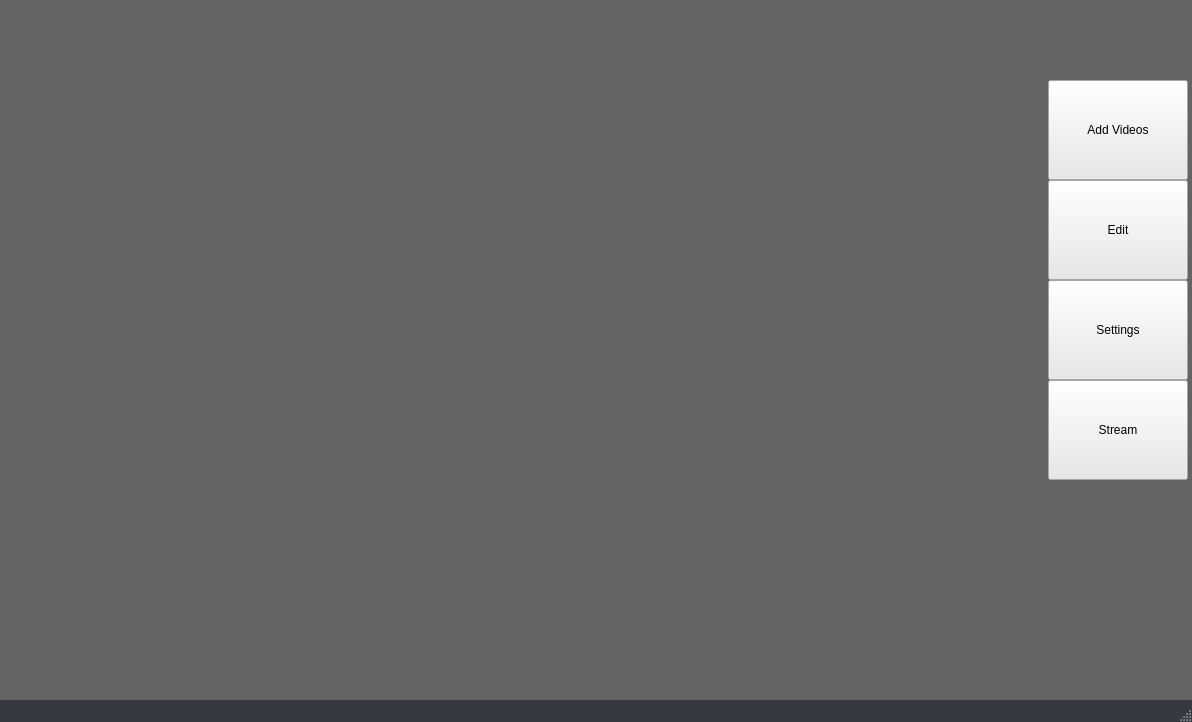
Old version of the form Prototype_2_with_Tomeo/mainwindow.ui in the repository KostasBiris/Video-Editing-Application--Cpp.
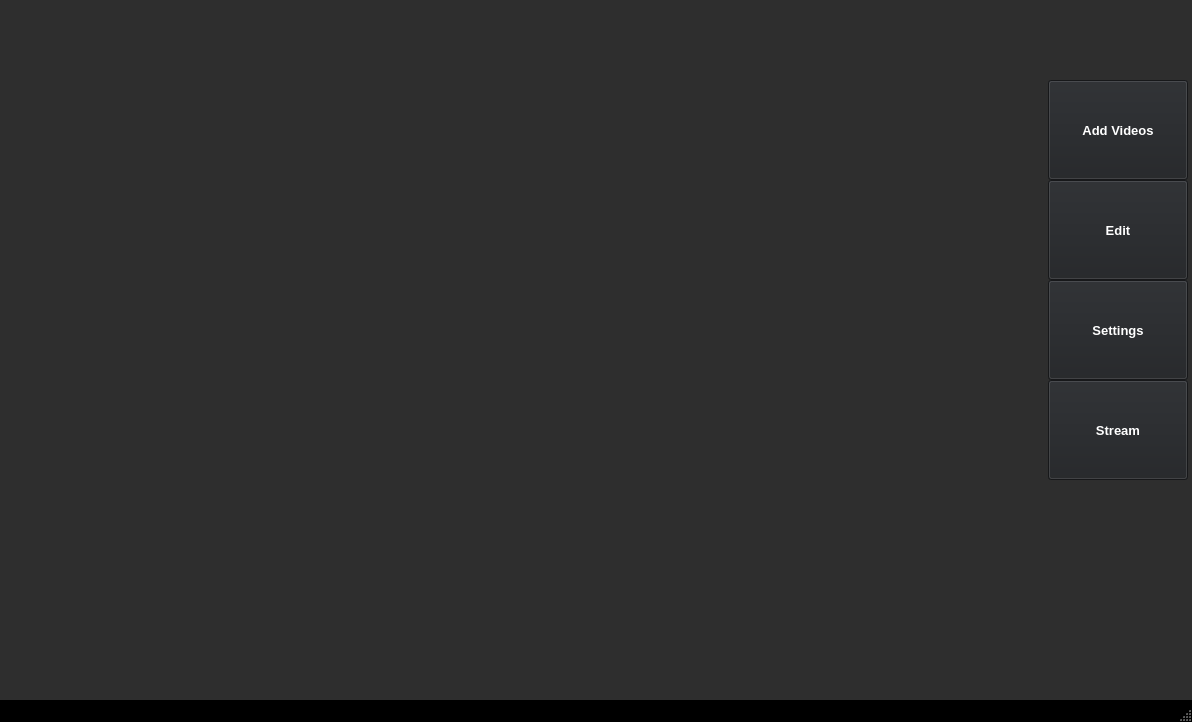
New version of the form. Icons and pictures are not drawn.

The edit to the form file:
```diff
--- a/Prototype_2_with_Tomeo/mainwindow.ui
+++ b/Prototype_2_with_Tomeo/mainwindow.ui
@@ -34,45 +34,45 @@
      <colorrole role="Button">
       <brush brushstyle="SolidPattern">
        <color alpha="255">
-        <red>54</red>
-        <green>57</green>
-        <blue>63</blue>
+        <red>24</red>
+        <green>25</green>
+        <blue>28</blue>
        </color>
       </brush>
      </colorrole>
      <colorrole role="Light">
       <brush brushstyle="SolidPattern">
        <color alpha="255">
-        <red>81</red>
-        <green>85</green>
-        <blue>94</blue>
+        <red>69</red>
+        <green>69</green>
+        <blue>69</blue>
        </color>
       </brush>
      </colorrole>
      <colorrole role="Midlight">
       <brush brushstyle="SolidPattern">
        <color alpha="255">
-        <red>67</red>
-        <green>71</green>
-        <blue>78</blue>
+        <red>57</red>
+        <green>57</green>
+        <blue>57</blue>
        </color>
       </brush>
      </colorrole>
      <colorrole role="Dark">
       <brush brushstyle="SolidPattern">
        <color alpha="255">
-        <red>27</red>
-        <green>28</green>
-        <blue>31</blue>
+        <red>23</red>
+        <green>23</green>
+        <blue>23</blue>
        </color>
       </brush>
      </colorrole>
      <colorrole role="Mid">
       <brush brushstyle="SolidPattern">
        <color alpha="255">
-        <red>36</red>
-        <green>38</green>
-        <blue>42</blue>
+        <red>31</red>
+        <green>31</green>
+        <blue>31</blue>
        </color>
       </brush>
      </colorrole>
@@ -115,9 +115,9 @@
      <colorrole role="Window">
       <brush brushstyle="SolidPattern">
        <color alpha="255">
-        <red>54</red>
-        <green>57</green>
-        <blue>63</blue>
+        <red>0</red>
+        <green>0</green>
+        <blue>0</blue>
        </color>
       </brush>
      </colorrole>
@@ -133,9 +133,9 @@
      <colorrole role="AlternateBase">
       <brush brushstyle="SolidPattern">
        <color alpha="255">
-        <red>27</red>
-        <green>28</green>
-        <blue>31</blue>
+        <red>23</red>
+        <green>23</green>
+        <blue>23</blue>
        </color>
       </brush>
      </colorrole>
@@ -180,45 +180,45 @@
      <colorrole role="Button">
       <brush brushstyle="SolidPattern">
        <color alpha="255">
-        <red>54</red>
-        <green>57</green>
-        <blue>63</blue>
+        <red>24</red>
+        <green>25</green>
+        <blue>28</blue>
        </color>
       </brush>
      </colorrole>
      <colorrole role="Light">
       <brush brushstyle="SolidPattern">
        <color alpha="255">
-        <red>81</red>
-        <green>85</green>
-        <blue>94</blue>
+        <red>69</red>
+        <green>69</green>
+        <blue>69</blue>
        </color>
       </brush>
      </colorrole>
      <colorrole role="Midlight">
       <brush brushstyle="SolidPattern">
        <color alpha="255">
-        <red>67</red>
-        <green>71</green>
-        <blue>78</blue>
+        <red>57</red>
+        <green>57</green>
+        <blue>57</blue>
        </color>
       </brush>
      </colorrole>
      <colorrole role="Dark">
       <brush brushstyle="SolidPattern">
        <color alpha="255">
-        <red>27</red>
-        <green>28</green>
-        <blue>31</blue>
+        <red>23</red>
+        <green>23</green>
+        <blue>23</blue>
        </color>
       </brush>
      </colorrole>
      <colorrole role="Mid">
       <brush brushstyle="SolidPattern">
        <color alpha="255">
-        <red>36</red>
-        <green>38</green>
-        <blue>42</blue>
+        <red>31</red>
+        <green>31</green>
+        <blue>31</blue>
        </color>
       </brush>
      </colorrole>
@@ -261,9 +261,9 @@
      <colorrole role="Window">
       <brush brushstyle="SolidPattern">
        <color alpha="255">
-        <red>54</red>
-        <green>57</green>
-        <blue>63</blue>
+        <red>0</red>
+        <green>0</green>
+        <blue>0</blue>
        </color>
       </brush>
      </colorrole>
@@ -279,9 +279,9 @@
      <colorrole role="AlternateBase">
       <brush brushstyle="SolidPattern">
        <color alpha="255">
-        <red>27</red>
-        <green>28</green>
-        <blue>31</blue>
+        <red>23</red>
+        <green>23</green>
+        <blue>23</blue>
        </color>
       </brush>
      </colorrole>
@@ -317,63 +317,63 @@
      <colorrole role="WindowText">
       <brush brushstyle="SolidPattern">
        <color alpha="255">
-        <red>27</red>
-        <green>28</green>
-        <blue>31</blue>
+        <red>23</red>
+        <green>23</green>
+        <blue>23</blue>
        </color>
       </brush>
      </colorrole>
      <colorrole role="Button">
       <brush brushstyle="SolidPattern">
        <color alpha="255">
-        <red>54</red>
-        <green>57</green>
-        <blue>63</blue>
+        <red>24</red>
+        <green>25</green>
+        <blue>28</blue>
        </color>
       </brush>
      </colorrole>
      <colorrole role="Light">
       <brush brushstyle="SolidPattern">
        <color alpha="255">
-        <red>81</red>
-        <green>85</green>
-        <blue>94</blue>
+        <red>69</red>
+        <green>69</green>
+        <blue>69</blue>
        </color>
       </brush>
      </colorrole>
      <colorrole role="Midlight">
       <brush brushstyle="SolidPattern">
        <color alpha="255">
-        <red>67</red>
-        <green>71</green>
-        <blue>78</blue>
+        <red>57</red>
+        <green>57</green>
+        <blue>57</blue>
        </color>
       </brush>
      </colorrole>
      <colorrole role="Dark">
       <brush brushstyle="SolidPattern">
        <color alpha="255">
-        <red>27</red>
-        <green>28</green>
-        <blue>31</blue>
+        <red>23</red>
+        <green>23</green>
+        <blue>23</blue>
        </color>
       </brush>
      </colorrole>
      <colorrole role="Mid">
       <brush brushstyle="SolidPattern">
        <color alpha="255">
-        <red>36</red>
-        <green>38</green>
-        <blue>42</blue>
+        <red>31</red>
+        <green>31</green>
+        <blue>31</blue>
        </color>
       </brush>
      </colorrole>
      <colorrole role="Text">
       <brush brushstyle="SolidPattern">
        <color alpha="255">
-        <red>27</red>
-        <green>28</green>
-        <blue>31</blue>
+        <red>23</red>
+        <green>23</green>
+        <blue>23</blue>
        </color>
       </brush>
      </colorrole>
@@ -389,27 +389,27 @@
      <colorrole role="ButtonText">
       <brush brushstyle="SolidPattern">
        <color alpha="255">
-        <red>27</red>
-        <green>28</green>
-        <blue>31</blue>
+        <red>23</red>
+        <green>23</green>
+        <blue>23</blue>
        </color>
       </brush>
      </colorrole>
      <colorrole role="Base">
       <brush brushstyle="SolidPattern">
        <color alpha="255">
-        <red>54</red>
-        <green>57</green>
-        <blue>63</blue>
+        <red>0</red>
+        <green>0</green>
+        <blue>0</blue>
        </color>
       </brush>
      </colorrole>
      <colorrole role="Window">
       <brush brushstyle="SolidPattern">
        <color alpha="255">
-        <red>54</red>
-        <green>57</green>
-        <blue>63</blue>
+        <red>0</red>
+        <green>0</green>
+        <blue>0</blue>
        </color>
       </brush>
      </colorrole>
@@ -425,9 +425,9 @@
      <colorrole role="AlternateBase">
       <brush brushstyle="SolidPattern">
        <color alpha="255">
-        <red>54</red>
-        <green>57</green>
-        <blue>63</blue>
+        <red>46</red>
+        <green>46</green>
+        <blue>46</blue>
        </color>
       </brush>
      </colorrole>
@@ -487,7 +487,7 @@
    </property>
    <property name="styleSheet">
     <string notr="true">QWidget {
-	background-color:rgb(100, 100, 100);
+	background-color:rgb(46, 46, 46);
 	border-color: white;
 }</string>
    </property>
@@ -508,23 +508,24 @@
      <number>0</number>
     </property>
     <item>
-     <layout class="QVBoxLayout" name="verticalLayout"/>
-    </item>
-    <item>
-     <spacer name="horizontalSpacer">
-      <property name="orientation">
-       <enum>Qt::Horizontal</enum>
-      </property>
-      <property name="sizeType">
-       <enum>QSizePolicy::Expanding</enum>
-      </property>
-      <property name="sizeHint" stdset="0">
-       <size>
-        <width>40</width>
-        <height>20</height>
-       </size>
-      </property>
-     </spacer>
+     <layout class="QVBoxLayout" name="verticalLayout">
+      <item>
+       <spacer name="horizontalSpacer">
+        <property name="orientation">
+         <enum>Qt::Horizontal</enum>
+        </property>
+        <property name="sizeType">
+         <enum>QSizePolicy::Expanding</enum>
+        </property>
+        <property name="sizeHint" stdset="0">
+         <size>
+          <width>40</width>
+          <height>20</height>
+         </size>
+        </property>
+       </spacer>
+      </item>
+     </layout>
     </item>
     <item>
      <layout class="QVBoxLayout" name="verticalLayout_2">
@@ -582,98 +583,217 @@
         <property name="palette">
          <palette>
           <active>
+           <colorrole role="WindowText">
+            <brush brushstyle="SolidPattern">
+             <color alpha="255">
+              <red>255</red>
+              <green>255</green>
+              <blue>255</blue>
+             </color>
+            </brush>
+           </colorrole>
            <colorrole role="Button">
             <brush brushstyle="SolidPattern">
              <color alpha="255">
-              <red>232</red>
-              <green>232</green>
-              <blue>232</blue>
+              <red>32</red>
+              <green>34</green>
+              <blue>37</blue>
+             </color>
+            </brush>
+           </colorrole>
+           <colorrole role="Text">
+            <brush brushstyle="SolidPattern">
+             <color alpha="255">
+              <red>255</red>
+              <green>255</green>
+              <blue>255</blue>
+             </color>
+            </brush>
+           </colorrole>
+           <colorrole role="ButtonText">
+            <brush brushstyle="SolidPattern">
+             <color alpha="255">
+              <red>255</red>
+              <green>255</green>
+              <blue>255</blue>
              </color>
             </brush>
            </colorrole>
            <colorrole role="Base">
             <brush brushstyle="SolidPattern">
              <color alpha="255">
-              <red>232</red>
-              <green>232</green>
-              <blue>232</blue>
+              <red>32</red>
+              <green>34</green>
+              <blue>37</blue>
              </color>
             </brush>
            </colorrole>
            <colorrole role="Window">
             <brush brushstyle="SolidPattern">
              <color alpha="255">
-              <red>232</red>
-              <green>232</green>
-              <blue>232</blue>
+              <red>32</red>
+              <green>34</green>
+              <blue>37</blue>
+             </color>
+            </brush>
+           </colorrole>
+           <colorrole role="PlaceholderText">
+            <brush brushstyle="NoBrush">
+             <color alpha="128">
+              <red>255</red>
+              <green>255</green>
+              <blue>255</blue>
              </color>
             </brush>
            </colorrole>
           </active>
           <inactive>
+           <colorrole role="WindowText">
+            <brush brushstyle="SolidPattern">
+             <color alpha="255">
+              <red>255</red>
+              <green>255</green>
+              <blue>255</blue>
+             </color>
+            </brush>
+           </colorrole>
            <colorrole role="Button">
             <brush brushstyle="SolidPattern">
              <color alpha="255">
-              <red>232</red>
-              <green>232</green>
-              <blue>232</blue>
+              <red>32</red>
+              <green>34</green>
+              <blue>37</blue>
+             </color>
+            </brush>
+           </colorrole>
+           <colorrole role="Text">
+            <brush brushstyle="SolidPattern">
+             <color alpha="255">
+              <red>255</red>
+              <green>255</green>
+              <blue>255</blue>
+             </color>
+            </brush>
+           </colorrole>
+           <colorrole role="ButtonText">
+            <brush brushstyle="SolidPattern">
+             <color alpha="255">
+              <red>255</red>
+              <green>255</green>
+              <blue>255</blue>
              </color>
             </brush>
            </colorrole>
            <colorrole role="Base">
             <brush brushstyle="SolidPattern">
              <color alpha="255">
-              <red>232</red>
-              <green>232</green>
-              <blue>232</blue>
+              <red>32</red>
+              <green>34</green>
+              <blue>37</blue>
              </color>
             </brush>
            </colorrole>
            <colorrole role="Window">
             <brush brushstyle="SolidPattern">
              <color alpha="255">
-              <red>232</red>
-              <green>232</green>
-              <blue>232</blue>
+              <red>32</red>
+              <green>34</green>
+              <blue>37</blue>
+             </color>
+            </brush>
+           </colorrole>
+           <colorrole role="PlaceholderText">
+            <brush brushstyle="NoBrush">
+             <color alpha="128">
+              <red>255</red>
+              <green>255</green>
+              <blue>255</blue>
              </color>
             </brush>
            </colorrole>
           </inactive>
           <disabled>
+           <colorrole role="WindowText">
+            <brush brushstyle="SolidPattern">
+             <color alpha="255">
+              <red>255</red>
+              <green>255</green>
+              <blue>255</blue>
+             </color>
+            </brush>
+           </colorrole>
            <colorrole role="Button">
             <brush brushstyle="SolidPattern">
              <color alpha="255">
-              <red>232</red>
-              <green>232</green>
-              <blue>232</blue>
+              <red>32</red>
+              <green>34</green>
+              <blue>37</blue>
+             </color>
+            </brush>
+           </colorrole>
+           <colorrole role="Text">
+            <brush brushstyle="SolidPattern">
+             <color alpha="255">
+              <red>255</red>
+              <green>255</green>
+              <blue>255</blue>
+             </color>
+            </brush>
+           </colorrole>
+           <colorrole role="ButtonText">
+            <brush brushstyle="SolidPattern">
+             <color alpha="255">
+              <red>255</red>
+              <green>255</green>
+              <blue>255</blue>
              </color>
             </brush>
            </colorrole>
            <colorrole role="Base">
             <brush brushstyle="SolidPattern">
              <color alpha="255">
-              <red>232</red>
-              <green>232</green>
-              <blue>232</blue>
+              <red>32</red>
+              <green>34</green>
+              <blue>37</blue>
              </color>
             </brush>
            </colorrole>
            <colorrole role="Window">
             <brush brushstyle="SolidPattern">
              <color alpha="255">
-              <red>232</red>
-              <green>232</green>
-              <blue>232</blue>
+              <red>32</red>
+              <green>34</green>
+              <blue>37</blue>
+             </color>
+            </brush>
+           </colorrole>
+           <colorrole role="PlaceholderText">
+            <brush brushstyle="NoBrush">
+             <color alpha="128">
+              <red>255</red>
+              <green>255</green>
+              <blue>255</blue>
              </color>
             </brush>
            </colorrole>
           </disabled>
          </palette>
         </property>
+        <property name="font">
+         <font>
+          <family>Arial</family>
+          <pointsize>10</pointsize>
+          <weight>75</weight>
+          <bold>true</bold>
+         </font>
+        </property>
+        <property name="cursor">
+         <cursorShape>PointingHandCursor</cursorShape>
+        </property>
         <property name="styleSheet">
-         <string notr="true">QPushButton {
-	background-color:rgb(232,232,232);
-	border-color: white;
+         <string notr="true">QPushButton{
+	background-color: rgb(32, 34, 37);
+	color: white;
 }</string>
         </property>
         <property name="locale">
@@ -705,99 +825,219 @@
         <property name="palette">
          <palette>
           <active>
+           <colorrole role="WindowText">
+            <brush brushstyle="SolidPattern">
+             <color alpha="255">
+              <red>255</red>
+              <green>255</green>
+              <blue>255</blue>
+             </color>
+            </brush>
+           </colorrole>
            <colorrole role="Button">
             <brush brushstyle="SolidPattern">
              <color alpha="255">
-              <red>232</red>
-              <green>232</green>
-              <blue>232</blue>
+              <red>32</red>
+              <green>34</green>
+              <blue>37</blue>
+             </color>
+            </brush>
+           </colorrole>
+           <colorrole role="Text">
+            <brush brushstyle="SolidPattern">
+             <color alpha="255">
+              <red>255</red>
+              <green>255</green>
+              <blue>255</blue>
+             </color>
+            </brush>
+           </colorrole>
+           <colorrole role="ButtonText">
+            <brush brushstyle="SolidPattern">
+             <color alpha="255">
+              <red>255</red>
+              <green>255</green>
+              <blue>255</blue>
              </color>
             </brush>
            </colorrole>
            <colorrole role="Base">
             <brush brushstyle="SolidPattern">
              <color alpha="255">
-              <red>232</red>
-              <green>232</green>
-              <blue>232</blue>
+              <red>32</red>
+              <green>34</green>
+              <blue>37</blue>
              </color>
             </brush>
            </colorrole>
            <colorrole role="Window">
             <brush brushstyle="SolidPattern">
              <color alpha="255">
-              <red>232</red>
-              <green>232</green>
-              <blue>232</blue>
+              <red>32</red>
+              <green>34</green>
+              <blue>37</blue>
+             </color>
+            </brush>
+           </colorrole>
+           <colorrole role="PlaceholderText">
+            <brush brushstyle="NoBrush">
+             <color alpha="128">
+              <red>255</red>
+              <green>255</green>
+              <blue>255</blue>
              </color>
             </brush>
            </colorrole>
           </active>
           <inactive>
+           <colorrole role="WindowText">
+            <brush brushstyle="SolidPattern">
+             <color alpha="255">
+              <red>255</red>
+              <green>255</green>
+              <blue>255</blue>
+             </color>
+            </brush>
+           </colorrole>
            <colorrole role="Button">
             <brush brushstyle="SolidPattern">
              <color alpha="255">
-              <red>232</red>
-              <green>232</green>
-              <blue>232</blue>
+              <red>32</red>
+              <green>34</green>
+              <blue>37</blue>
+             </color>
+            </brush>
+           </colorrole>
+           <colorrole role="Text">
+            <brush brushstyle="SolidPattern">
+             <color alpha="255">
+              <red>255</red>
+              <green>255</green>
+              <blue>255</blue>
+             </color>
+            </brush>
+           </colorrole>
+           <colorrole role="ButtonText">
+            <brush brushstyle="SolidPattern">
+             <color alpha="255">
+              <red>255</red>
+              <green>255</green>
+              <blue>255</blue>
              </color>
             </brush>
            </colorrole>
            <colorrole role="Base">
             <brush brushstyle="SolidPattern">
              <color alpha="255">
-              <red>232</red>
-              <green>232</green>
-              <blue>232</blue>
+              <red>32</red>
+              <green>34</green>
+              <blue>37</blue>
              </color>
             </brush>
            </colorrole>
            <colorrole role="Window">
             <brush brushstyle="SolidPattern">
              <color alpha="255">
-              <red>232</red>
-              <green>232</green>
-              <blue>232</blue>
+              <red>32</red>
+              <green>34</green>
+              <blue>37</blue>
+             </color>
+            </brush>
+           </colorrole>
+           <colorrole role="PlaceholderText">
+            <brush brushstyle="NoBrush">
+             <color alpha="128">
+              <red>255</red>
+              <green>255</green>
+              <blue>255</blue>
              </color>
             </brush>
            </colorrole>
           </inactive>
           <disabled>
+           <colorrole role="WindowText">
+            <brush brushstyle="SolidPattern">
+             <color alpha="255">
+              <red>255</red>
+              <green>255</green>
+              <blue>255</blue>
+             </color>
+            </brush>
+           </colorrole>
            <colorrole role="Button">
             <brush brushstyle="SolidPattern">
              <color alpha="255">
-              <red>232</red>
-              <green>232</green>
-              <blue>232</blue>
+              <red>32</red>
+              <green>34</green>
+              <blue>37</blue>
+             </color>
+            </brush>
+           </colorrole>
+           <colorrole role="Text">
+            <brush brushstyle="SolidPattern">
+             <color alpha="255">
+              <red>255</red>
+              <green>255</green>
+              <blue>255</blue>
+             </color>
+            </brush>
+           </colorrole>
+           <colorrole role="ButtonText">
+            <brush brushstyle="SolidPattern">
+             <color alpha="255">
+              <red>255</red>
+              <green>255</green>
+              <blue>255</blue>
              </color>
             </brush>
            </colorrole>
            <colorrole role="Base">
             <brush brushstyle="SolidPattern">
              <color alpha="255">
-              <red>232</red>
-              <green>232</green>
-              <blue>232</blue>
+              <red>32</red>
+              <green>34</green>
+              <blue>37</blue>
              </color>
             </brush>
            </colorrole>
            <colorrole role="Window">
             <brush brushstyle="SolidPattern">
              <color alpha="255">
-              <red>232</red>
-              <green>232</green>
-              <blue>232</blue>
+              <red>32</red>
+              <green>34</green>
+              <blue>37</blue>
+             </color>
+            </brush>
+           </colorrole>
+           <colorrole role="PlaceholderText">
+            <brush brushstyle="NoBrush">
+             <color alpha="128">
+              <red>255</red>
+              <green>255</green>
+              <blue>255</blue>
              </color>
             </brush>
            </colorrole>
           </disabled>
          </palette>
         </property>
+        <property name="font">
+         <font>
+          <family>Arial</family>
+          <pointsize>10</pointsize>
+          <weight>75</weight>
+          <bold>true</bold>
+         </font>
+        </property>
+        <property name="cursor">
+         <cursorShape>PointingHandCursor</cursorShape>
+        </property>
         <property name="styleSheet">
-         <string notr="true">QPushButton {
-	background-color:rgb(232,232,232);
-	border-color: white;
-}</string>
+         <string notr="true">QPushButton{
+	background-color: rgb(32, 34, 37);
+	color: white;
+}
+</string>
         </property>
         <property name="locale">
          <locale language="English" country="UnitedKingdom"/>
@@ -828,98 +1068,217 @@
         <property name="palette">
          <palette>
           <active>
+           <colorrole role="WindowText">
+            <brush brushstyle="SolidPattern">
+             <color alpha="255">
+              <red>255</red>
+              <green>255</green>
+              <blue>255</blue>
+             </color>
+            </brush>
+           </colorrole>
            <colorrole role="Button">
             <brush brushstyle="SolidPattern">
              <color alpha="255">
-              <red>232</red>
-              <green>232</green>
-              <blue>232</blue>
+              <red>32</red>
+              <green>34</green>
+              <blue>37</blue>
+             </color>
+            </brush>
+           </colorrole>
+           <colorrole role="Text">
+            <brush brushstyle="SolidPattern">
+             <color alpha="255">
+              <red>255</red>
+              <green>255</green>
+              <blue>255</blue>
+             </color>
+            </brush>
+           </colorrole>
+           <colorrole role="ButtonText">
+            <brush brushstyle="SolidPattern">
+             <color alpha="255">
+              <red>255</red>
+              <green>255</green>
+              <blue>255</blue>
              </color>
             </brush>
            </colorrole>
            <colorrole role="Base">
             <brush brushstyle="SolidPattern">
              <color alpha="255">
-              <red>232</red>
-              <green>232</green>
-              <blue>232</blue>
+              <red>32</red>
+              <green>34</green>
+              <blue>37</blue>
              </color>
             </brush>
            </colorrole>
            <colorrole role="Window">
             <brush brushstyle="SolidPattern">
              <color alpha="255">
-              <red>232</red>
-              <green>232</green>
-              <blue>232</blue>
+              <red>32</red>
+              <green>34</green>
+              <blue>37</blue>
+             </color>
+            </brush>
+           </colorrole>
+           <colorrole role="PlaceholderText">
+            <brush brushstyle="NoBrush">
+             <color alpha="128">
+              <red>255</red>
+              <green>255</green>
+              <blue>255</blue>
              </color>
             </brush>
            </colorrole>
           </active>
           <inactive>
+           <colorrole role="WindowText">
+            <brush brushstyle="SolidPattern">
+             <color alpha="255">
+              <red>255</red>
+              <green>255</green>
+              <blue>255</blue>
+             </color>
+            </brush>
+           </colorrole>
            <colorrole role="Button">
             <brush brushstyle="SolidPattern">
              <color alpha="255">
-              <red>232</red>
-              <green>232</green>
-              <blue>232</blue>
+              <red>32</red>
+              <green>34</green>
+              <blue>37</blue>
+             </color>
+            </brush>
+           </colorrole>
+           <colorrole role="Text">
+            <brush brushstyle="SolidPattern">
+             <color alpha="255">
+              <red>255</red>
+              <green>255</green>
+              <blue>255</blue>
+             </color>
+            </brush>
+           </colorrole>
+           <colorrole role="ButtonText">
+            <brush brushstyle="SolidPattern">
+             <color alpha="255">
+              <red>255</red>
+              <green>255</green>
+              <blue>255</blue>
              </color>
             </brush>
            </colorrole>
            <colorrole role="Base">
             <brush brushstyle="SolidPattern">
              <color alpha="255">
-              <red>232</red>
-              <green>232</green>
-              <blue>232</blue>
+              <red>32</red>
+              <green>34</green>
+              <blue>37</blue>
              </color>
             </brush>
            </colorrole>
            <colorrole role="Window">
             <brush brushstyle="SolidPattern">
              <color alpha="255">
-              <red>232</red>
-              <green>232</green>
-              <blue>232</blue>
+              <red>32</red>
+              <green>34</green>
+              <blue>37</blue>
+             </color>
+            </brush>
+           </colorrole>
+           <colorrole role="PlaceholderText">
+            <brush brushstyle="NoBrush">
+             <color alpha="128">
+              <red>255</red>
+              <green>255</green>
+              <blue>255</blue>
              </color>
             </brush>
            </colorrole>
           </inactive>
           <disabled>
+           <colorrole role="WindowText">
+            <brush brushstyle="SolidPattern">
+             <color alpha="255">
+              <red>255</red>
+              <green>255</green>
+              <blue>255</blue>
+             </color>
+            </brush>
+           </colorrole>
            <colorrole role="Button">
             <brush brushstyle="SolidPattern">
              <color alpha="255">
-              <red>232</red>
-              <green>232</green>
-              <blue>232</blue>
+              <red>32</red>
+              <green>34</green>
+              <blue>37</blue>
+             </color>
+            </brush>
+           </colorrole>
+           <colorrole role="Text">
+            <brush brushstyle="SolidPattern">
+             <color alpha="255">
+              <red>255</red>
+              <green>255</green>
+              <blue>255</blue>
+             </color>
+            </brush>
+           </colorrole>
+           <colorrole role="ButtonText">
+            <brush brushstyle="SolidPattern">
+             <color alpha="255">
+              <red>255</red>
+              <green>255</green>
+              <blue>255</blue>
              </color>
             </brush>
            </colorrole>
            <colorrole role="Base">
             <brush brushstyle="SolidPattern">
              <color alpha="255">
-              <red>232</red>
-              <green>232</green>
-              <blue>232</blue>
+              <red>32</red>
+              <green>34</green>
+              <blue>37</blue>
              </color>
             </brush>
            </colorrole>
            <colorrole role="Window">
             <brush brushstyle="SolidPattern">
              <color alpha="255">
-              <red>232</red>
-              <green>232</green>
-              <blue>232</blue>
+              <red>32</red>
+              <green>34</green>
+              <blue>37</blue>
+             </color>
+            </brush>
+           </colorrole>
+           <colorrole role="PlaceholderText">
+            <brush brushstyle="NoBrush">
+             <color alpha="128">
+              <red>255</red>
+              <green>255</green>
+              <blue>255</blue>
              </color>
             </brush>
            </colorrole>
           </disabled>
          </palette>
         </property>
+        <property name="font">
+         <font>
+          <family>Arial</family>
+          <pointsize>10</pointsize>
+          <weight>75</weight>
+          <bold>true</bold>
+         </font>
+        </property>
+        <property name="cursor">
+         <cursorShape>PointingHandCursor</cursorShape>
+        </property>
         <property name="styleSheet">
-         <string notr="true">QPushButton {
-	background-color:rgb(232,232,232);
-	border-color: white;
+         <string notr="true">QPushButton{
+	background-color: rgb(32, 34, 37);
+	color: white;
 }</string>
         </property>
         <property name="locale">
@@ -951,98 +1310,220 @@
         <property name="palette">
          <palette>
           <active>
+           <colorrole role="WindowText">
+            <brush brushstyle="SolidPattern">
+             <color alpha="255">
+              <red>255</red>
+              <green>255</green>
+              <blue>255</blue>
+             </color>
+            </brush>
+           </colorrole>
            <colorrole role="Button">
             <brush brushstyle="SolidPattern">
              <color alpha="255">
-              <red>232</red>
-              <green>232</green>
-              <blue>232</blue>
+              <red>32</red>
+              <green>34</green>
+              <blue>37</blue>
+             </color>
+            </brush>
+           </colorrole>
+           <colorrole role="Text">
+            <brush brushstyle="SolidPattern">
+             <color alpha="255">
+              <red>255</red>
+              <green>255</green>
+              <blue>255</blue>
+             </color>
+            </brush>
+           </colorrole>
+           <colorrole role="ButtonText">
+            <brush brushstyle="SolidPattern">
+             <color alpha="255">
+              <red>255</red>
+              <green>255</green>
+              <blue>255</blue>
              </color>
             </brush>
            </colorrole>
            <colorrole role="Base">
             <brush brushstyle="SolidPattern">
              <color alpha="255">
-              <red>232</red>
-              <green>232</green>
-              <blue>232</blue>
+              <red>32</red>
+              <green>34</green>
+              <blue>37</blue>
              </color>
             </brush>
            </colorrole>
            <colorrole role="Window">
             <brush brushstyle="SolidPattern">
              <color alpha="255">
-              <red>232</red>
-              <green>232</green>
-              <blue>232</blue>
+              <red>32</red>
+              <green>34</green>
+              <blue>37</blue>
+             </color>
+            </brush>
+           </colorrole>
+           <colorrole role="PlaceholderText">
+            <brush brushstyle="NoBrush">
+             <color alpha="128">
+              <red>255</red>
+              <green>255</green>
+              <blue>255</blue>
              </color>
             </brush>
            </colorrole>
           </active>
           <inactive>
+           <colorrole role="WindowText">
+            <brush brushstyle="SolidPattern">
+             <color alpha="255">
+              <red>255</red>
+              <green>255</green>
+              <blue>255</blue>
+             </color>
+            </brush>
+           </colorrole>
            <colorrole role="Button">
             <brush brushstyle="SolidPattern">
              <color alpha="255">
-              <red>232</red>
-              <green>232</green>
-              <blue>232</blue>
+              <red>32</red>
+              <green>34</green>
+              <blue>37</blue>
+             </color>
+            </brush>
+           </colorrole>
+           <colorrole role="Text">
+            <brush brushstyle="SolidPattern">
+             <color alpha="255">
+              <red>255</red>
+              <green>255</green>
+              <blue>255</blue>
+             </color>
+            </brush>
+           </colorrole>
+           <colorrole role="ButtonText">
+            <brush brushstyle="SolidPattern">
+             <color alpha="255">
+              <red>255</red>
+              <green>255</green>
+              <blue>255</blue>
              </color>
             </brush>
            </colorrole>
            <colorrole role="Base">
             <brush brushstyle="SolidPattern">
              <color alpha="255">
-              <red>232</red>
-              <green>232</green>
-              <blue>232</blue>
+              <red>32</red>
+              <green>34</green>
+              <blue>37</blue>
              </color>
             </brush>
            </colorrole>
            <colorrole role="Window">
             <brush brushstyle="SolidPattern">
              <color alpha="255">
-              <red>232</red>
-              <green>232</green>
-              <blue>232</blue>
+              <red>32</red>
+              <green>34</green>
+              <blue>37</blue>
+             </color>
+            </brush>
+           </colorrole>
+           <colorrole role="PlaceholderText">
+            <brush brushstyle="NoBrush">
+             <color alpha="128">
+              <red>255</red>
+              <green>255</green>
+              <blue>255</blue>
              </color>
             </brush>
            </colorrole>
           </inactive>
           <disabled>
+           <colorrole role="WindowText">
+            <brush brushstyle="SolidPattern">
+             <color alpha="255">
+              <red>255</red>
+              <green>255</green>
+              <blue>255</blue>
+             </color>
+            </brush>
+           </colorrole>
            <colorrole role="Button">
             <brush brushstyle="SolidPattern">
              <color alpha="255">
-              <red>232</red>
-              <green>232</green>
-              <blue>232</blue>
+              <red>32</red>
+              <green>34</green>
+              <blue>37</blue>
+             </color>
+            </brush>
+           </colorrole>
+           <colorrole role="Text">
+            <brush brushstyle="SolidPattern">
+             <color alpha="255">
+              <red>255</red>
+              <green>255</green>
+              <blue>255</blue>
+             </color>
+            </brush>
+           </colorrole>
+           <colorrole role="ButtonText">
+            <brush brushstyle="SolidPattern">
+             <color alpha="255">
+              <red>255</red>
+              <green>255</green>
+              <blue>255</blue>
              </color>
             </brush>
            </colorrole>
            <colorrole role="Base">
             <brush brushstyle="SolidPattern">
              <color alpha="255">
-              <red>232</red>
-              <green>232</green>
-              <blue>232</blue>
+              <red>32</red>
+              <green>34</green>
+              <blue>37</blue>
              </color>
             </brush>
            </colorrole>
            <colorrole role="Window">
             <brush brushstyle="SolidPattern">
              <color alpha="255">
-              <red>232</red>
-              <green>232</green>
-              <blue>232</blue>
+              <red>32</red>
+              <green>34</green>
+              <blue>37</blue>
+             </color>
+            </brush>
+           </colorrole>
+           <colorrole role="PlaceholderText">
+            <brush brushstyle="NoBrush">
+             <color alpha="128">
+              <red>255</red>
+              <green>255</green>
+              <blue>255</blue>
              </color>
             </brush>
            </colorrole>
           </disabled>
          </palette>
         </property>
+        <property name="font">
+         <font>
+          <family>Arial</family>
+          <pointsize>10</pointsize>
+          <weight>75</weight>
+          <italic>false</italic>
+          <bold>true</bold>
+          <underline>false</underline>
+          <strikeout>false</strikeout>
+         </font>
+        </property>
+        <property name="cursor">
+         <cursorShape>PointingHandCursor</cursorShape>
+        </property>
         <property name="styleSheet">
-         <string notr="true">QPushButton {
-	background-color:rgb(232,232,232);
-	border-color: white;
+         <string notr="true">QPushButton{
+	background-color: rgb(32, 34, 37);
+	color: white;
 }</string>
         </property>
         <property name="locale">
```
Left out of the diff: 2 changed lines with no effect on the pictures.
